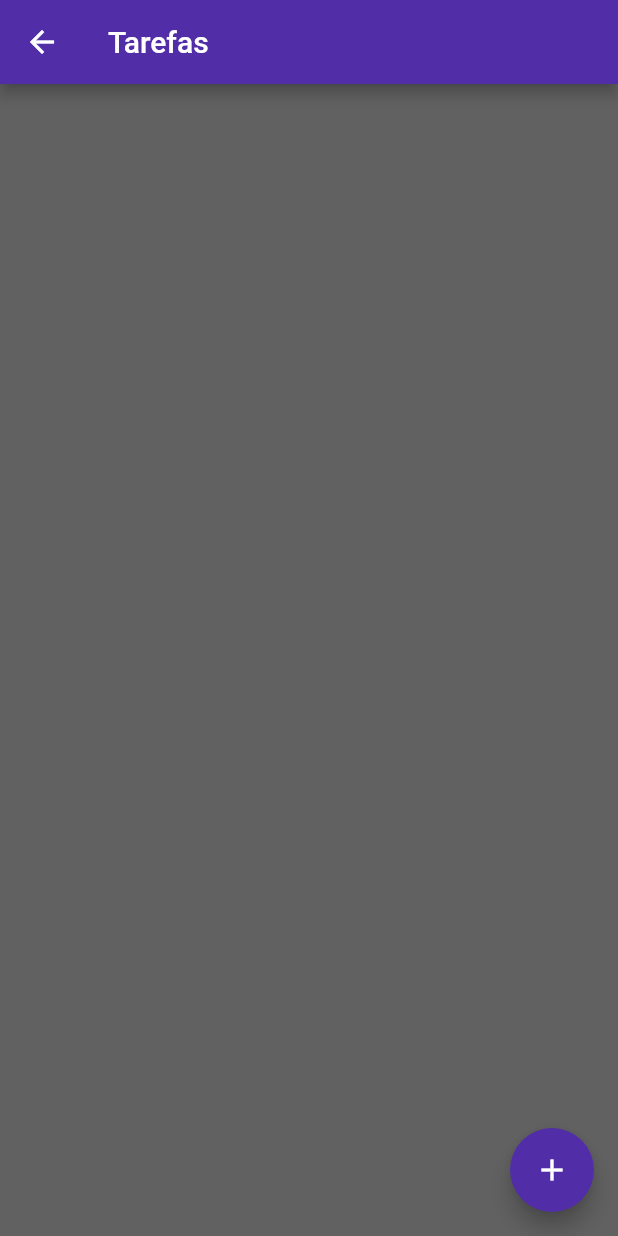
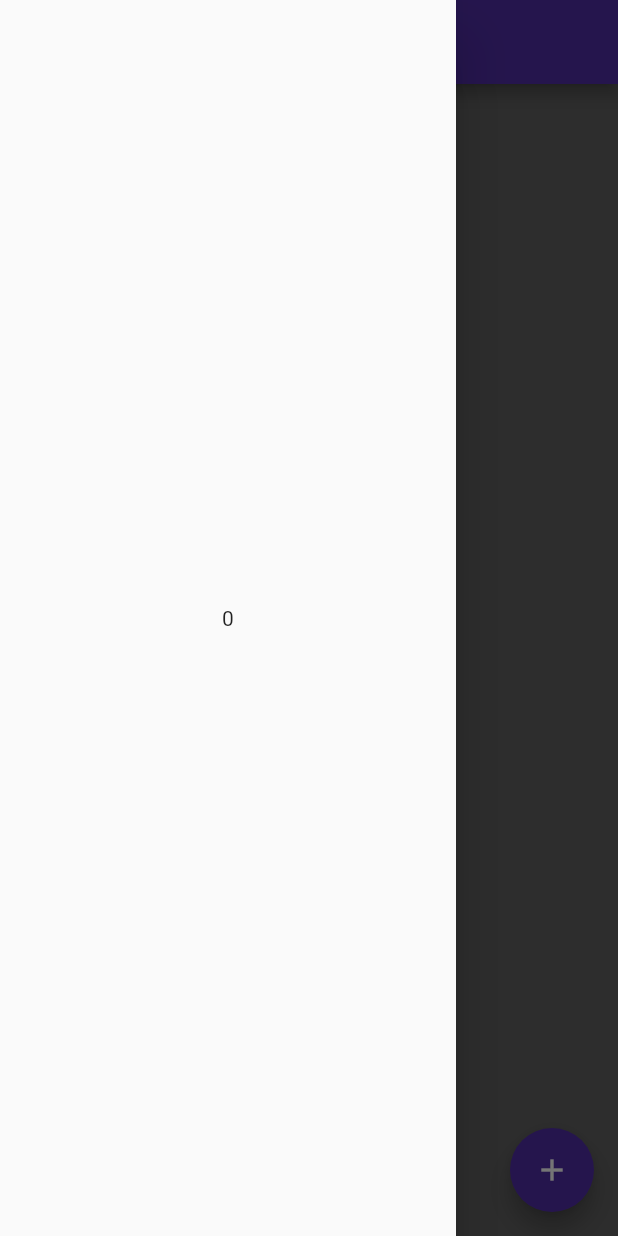
Before and after one commit to gabrielnuss/app_tarefas, a Flutter app: the screen it shows after launch, with the side drawer open (before the commit the screen has no drawer), on a phone screen of 412 x 824 dp. Run offline on Flutter 3.47's test engine with Material 2 defaults, Android fonts, the phone set to English and light mode, and no system bars; our stand-ins replace flutter_local_notifications, sqflite, timezone; accounts and stored records are empty.

Commit message:
commit com alterações referente a rotina de pontuação

```diff
--- a/lib/pages/home_page.dart
+++ b/lib/pages/home_page.dart
@@ -1,7 +1,11 @@
+// ignore_for_file: use_build_context_synchronously
+
 import 'package:app_tarefas/model/tarefas_model.dart';
 import 'package:app_tarefas/notification/notifications_service.dart';
 import 'package:app_tarefas/pages/cadastrar_tarefa_page.dart';
+import 'package:app_tarefas/repository/pontos_repository.dart';
 import 'package:app_tarefas/repository/tarefas_repository.dart';
+import 'package:app_tarefas/widgets/custom_drawer.dart';
 import 'package:flutter/material.dart';
 import 'package:provider/provider.dart';
 
@@ -15,6 +19,7 @@ class HomePage extends StatefulWidget {
 class HomePageState extends State<HomePage> {
   List<TarefasModel> tarefas = [];
   TarefaRepository tarefaRepository = TarefaRepository();
+  PontosRepository pontosRepository = PontosRepository();
 
   @override
   void initState() {
@@ -52,6 +57,7 @@ class HomePageState extends State<HomePage> {
                 shadowColor: Theme.of(context).secondaryHeaderColor,
                 color: Theme.of(context).primaryColor,
                 child: Dismissible(
+                    movementDuration: Duration(milliseconds: 200),
                     secondaryBackground: Container(
                         color: Colors.red,
                         child: const Padding(
@@ -84,9 +90,11 @@ class HomePageState extends State<HomePage> {
                       if (direction == DismissDirection.startToEnd) {
                         tarefa.setConcluido(true);
                         await tarefaRepository.update(tarefa);
+                        await pontosRepository.somarPonto();
+                        deletarNotificacao(tarefa);
                         ScaffoldMessenger.of(context).hideCurrentSnackBar();
                         ScaffoldMessenger.of(context).showSnackBar(SnackBar(
-                            content: Row(
+                            content: const Row(
                           mainAxisAlignment: MainAxisAlignment.center,
                           children: [
                             Text("Parabéns! Você ganhou mais 10 pontos!  "),
@@ -166,6 +174,7 @@ class HomePageState extends State<HomePage> {
           child: const Icon(Icons.add),
           backgroundColor: Theme.of(context).secondaryHeaderColor,
         ),
+        drawer: CustomDrawer(),
       ),
     );
   }
--- a/lib/repository/database.dart
+++ b/lib/repository/database.dart
@@ -9,6 +9,9 @@ Map<int, String> scripts = {
          horario TEXT,
          data DATETIME,
          concluido INTEGER
+  );''',
+  2: ''' CREATE TABLE pontos (
+        ponto INTEGER
   );'''
 };
 
--- /dev/null
+++ b/lib/widgets/custom_drawer.dart
@@ -0,0 +1,35 @@
+import 'package:app_tarefas/repository/pontos_repository.dart';
+import 'package:flutter/material.dart';
+
+class CustomDrawer extends StatefulWidget {
+  const CustomDrawer({super.key});
+
+  @override
+  State<CustomDrawer> createState() => _CustomDrawerState();
+}
+
+class _CustomDrawerState extends State<CustomDrawer> {
+  PontosRepository pontosRepository = PontosRepository();
+  int? quantidadePontos = 0;
+
+  @override
+  void initState() {
+    // TODO: implement initState
+    super.initState();
+    obterPontos();
+  }
+
+  void obterPontos() async {
+    quantidadePontos = await pontosRepository.selectPontos();
+
+    if (quantidadePontos == null) {
+      quantidadePontos = 0;
+    }
+    setState(() {});
+  }
+
+  @override
+  Widget build(BuildContext context) {
+    return Drawer(child: Center(child: Text(quantidadePontos.toString())));
+  }
+}
```
Also changed, not shown: lib/repository/pontos_repository.dart (added, +27 -0 lines).
